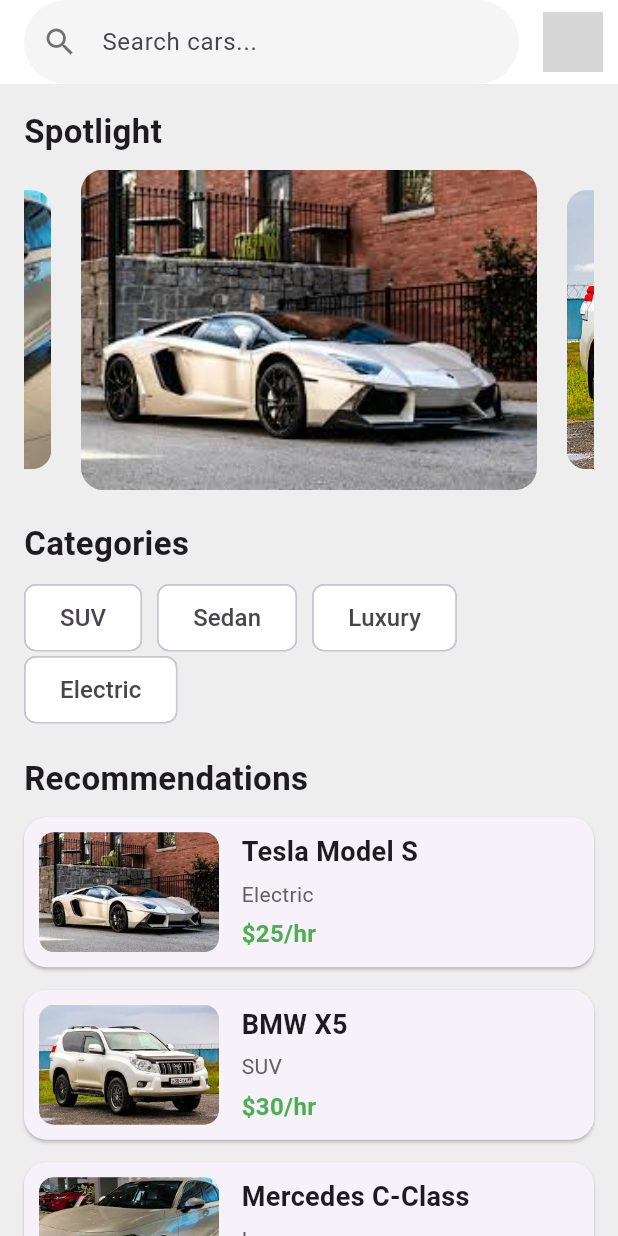
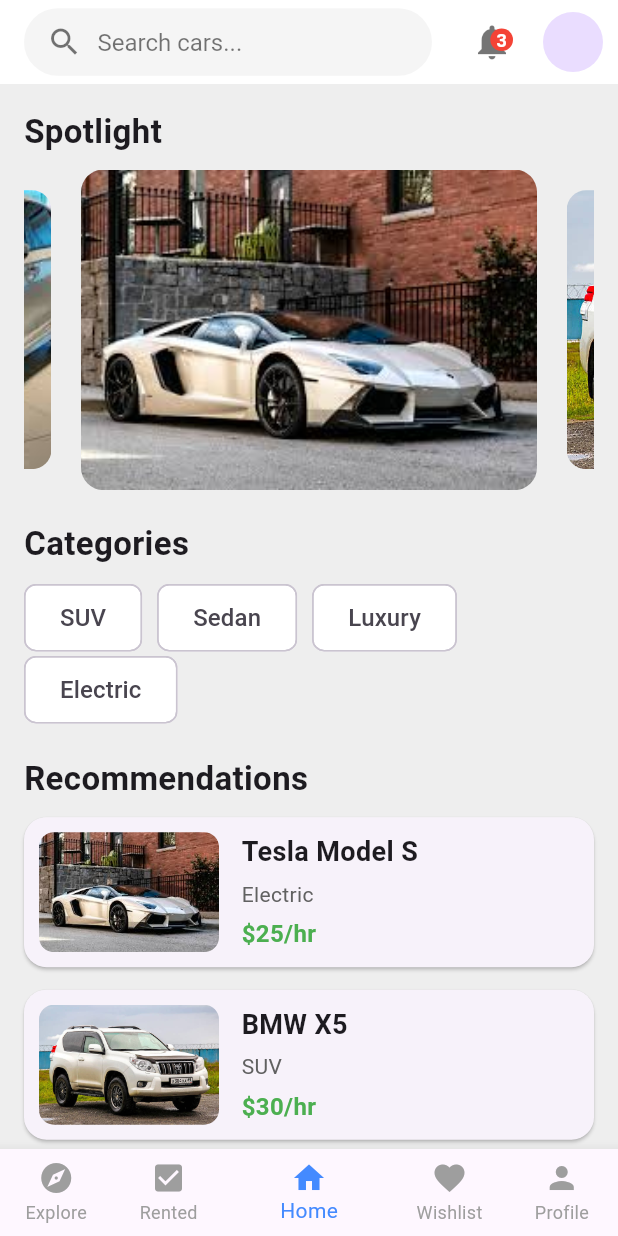
Before and after one commit to AbuhurairahFaheem/Car_Rental_App, a Flutter app: the screen it shows after launch, on a phone screen of 412 x 824 dp. Run offline on Flutter 3.47's test engine with Material 3 defaults, Android fonts, the phone set to English and light mode, and no system bars; drawn by our look-alikes of carousel_slider; grey boxes are pictures that could not be loaded.

Commit message:
Added basic UI for user side application.
Homepage
Notification
Wishlist
Requests
Product details page
Search page

```diff
--- a/lib/main.dart
+++ b/lib/main.dart
@@ -6,6 +6,8 @@ void main() {
 }
 
 class CarRentalApp extends StatelessWidget {
+  const CarRentalApp({super.key});
+
   @override
   Widget build(BuildContext context) {
     return MaterialApp(
--- a/lib/screens/home_screen.dart
+++ b/lib/screens/home_screen.dart
@@ -1,7 +1,118 @@
 import 'package:flutter/material.dart';
 import 'package:carousel_slider/carousel_slider.dart';
+import 'searchpage.dart';
+import 'car_details_page.dart';
+import 'notification_page.dart';
+import 'rented_page.dart'; // ✅ Import Rented Page
+import 'wishlist_page.dart'; // ✅ Import Wishlist Page
 
-class HomeScreen extends StatelessWidget {
+class HomeScreen extends StatefulWidget {
+  @override
+  _HomeScreenState createState() => _HomeScreenState();
+}
+
+class _HomeScreenState extends State<HomeScreen> {
+  int _selectedIndex = 2; // Default to Home Page
+  final PageController _pageController = PageController(initialPage: 2);
+
+  void _onItemTapped(int index) {
+    setState(() {
+      _selectedIndex = index;
+      _pageController.jumpToPage(index);
+    });
+  }
+
+  @override
+  Widget build(BuildContext context) {
+    return Scaffold(
+      backgroundColor: Colors.grey[200],
+      appBar: AppBar(
+        backgroundColor: Colors.white,
+        elevation: 0,
+        title: GestureDetector(
+          onTap: () {
+            Navigator.push(context, MaterialPageRoute(builder: (context) => SearchPage()));
+          },
+          child: Container(
+            height: 45,
+            decoration: BoxDecoration(
+              color: Colors.grey[100],
+              borderRadius: BorderRadius.circular(30),
+            ),
+            padding: EdgeInsets.symmetric(horizontal: 15),
+            child: Row(
+              children: [
+                Icon(Icons.search, color: Colors.black54),
+                SizedBox(width: 10),
+                Text("Search cars...", style: TextStyle(color: Colors.black54, fontSize: 16)),
+              ],
+            ),
+          ),
+        ),
+        actions: [
+          IconButton(
+            icon: Stack(
+              children: [
+                Icon(Icons.notifications, color: Colors.black54, size: 28),
+                Positioned(
+                  right: 0,
+                  top: 0,
+                  child: Container(
+                    padding: EdgeInsets.all(4),
+                    decoration: BoxDecoration(color: Colors.red, shape: BoxShape.circle),
+                    child: Text('3', style: TextStyle(fontSize: 12, color: Colors.white, fontWeight: FontWeight.bold)),
+                  ),
+                ),
+              ],
+            ),
+            onPressed: () {
+              Navigator.push(context, MaterialPageRoute(builder: (context) => NotificationsPage()));
+            },
+          ),
+          SizedBox(width: 10),
+          CircleAvatar(),
+          SizedBox(width: 10),
+        ],
+      ),
+
+      // 📄 PageView for switching between pages
+      body: PageView(
+        controller: _pageController,
+        onPageChanged: (index) {
+          setState(() {
+            _selectedIndex = index;
+          });
+        },
+        children: [
+          Placeholder(), // 📌 Explore (Placeholder for now)
+          RentedPage(),  // ✅ Rented Cars Page
+          HomeContent(), // 🏠 Home Page Content
+          WishlistPage(), // ✅ Wishlist Page
+          Placeholder(), // 📌 Profile (Placeholder for now)
+        ],
+      ),
+
+      // 🔽 Bottom Navigation Bar
+      bottomNavigationBar: BottomNavigationBar(
+        currentIndex: _selectedIndex,
+        onTap: _onItemTapped,
+        selectedItemColor: Colors.blueAccent,
+        unselectedItemColor: Colors.grey,
+        showUnselectedLabels: true,
+        items: [
+          BottomNavigationBarItem(icon: Icon(Icons.explore), label: "Explore"),  // Placeholder
+          BottomNavigationBarItem(icon: Icon(Icons.check_box), label: "Rented"), // ✅ Rented Page
+          BottomNavigationBarItem(icon: Icon(Icons.home), label: "Home"),       // Home Page
+          BottomNavigationBarItem(icon: Icon(Icons.favorite), label: "Wishlist"), // ✅ Wishlist Page
+          BottomNavigationBarItem(icon: Icon(Icons.person), label: "Profile"),   // Placeholder
+        ],
+      ),
+    );
+  }
+}
+
+// 🎯 Extracted Home Content for readability
+class HomeContent extends StatelessWidget {
   final List<Map<String, String>> carRecommendations = [
     {'image': 'assets/images/car1.jpeg', 'name': 'Tesla Model S', 'type': 'Electric', 'rate': '\$25/hr'},
     {'image': 'assets/images/car2.jpg', 'name': 'BMW X5', 'type': 'SUV', 'rate': '\$30/hr'},
@@ -12,23 +123,7 @@ class HomeScreen extends StatelessWidget {
 
   @override
   Widget build(BuildContext context) {
-    return Scaffold(
-      backgroundColor: Colors.grey[200],
-      appBar: AppBar(
-        backgroundColor: Colors.white,
-        elevation: 0,
-        title: TextField(
-          decoration: InputDecoration(
-            hintText: "Search cars...",
-            prefixIcon: Icon(Icons.search, color: Colors.black54),
-            filled: true,
-            fillColor: Colors.grey[100],
-            border: OutlineInputBorder(borderRadius: BorderRadius.circular(30), borderSide: BorderSide.none),
-          ),
-        ),
-        actions: [CircleAvatar(backgroundImage: AssetImage('assets/profile.jpg')), SizedBox(width: 10)],
-      ),
-      body: SingleChildScrollView(
+    return SingleChildScrollView(
       padding: const EdgeInsets.all(16.0),
       child: Column(
         crossAxisAlignment: CrossAxisAlignment.start,
@@ -69,7 +164,21 @@ class HomeScreen extends StatelessWidget {
             itemCount: carRecommendations.length,
             itemBuilder: (context, index) {
               final car = carRecommendations[index];
-                return Card(
+              return InkWell(
+                onTap: () {
+                  Navigator.push(
+                    context,
+                    MaterialPageRoute(
+                      builder: (context) => CarDetailsPage(
+                        carImage: car['image']!,
+                        carName: car['name']!,
+                        carType: car['type']!,
+                        carRate: car['rate']!,
+                      ),
+                    ),
+                  );
+                },
+                child: Card(
                   margin: EdgeInsets.only(bottom: 15),
                   shape: RoundedRectangleBorder(borderRadius: BorderRadius.circular(15)),
                   child: Padding(
@@ -94,12 +203,12 @@ class HomeScreen extends StatelessWidget {
                       ],
                     ),
                   ),
+                ),
               );
             },
           ),
         ],
       ),
-      ),
     );
   }
 }
```
Also changed, not shown: lib/screens/car_details_page.dart (added, +87 -0 lines), lib/screens/notification_page.dart (added, +15 -0 lines), lib/screens/rented_page.dart (added, +62 -0 lines), lib/screens/searchpage.dart (added, +59 -0 lines), lib/screens/wishlist_page.dart (added, +51 -0 lines), assets/images/profile.jpeg (added). Lines whose indentation alone changed are shown as unchanged.
